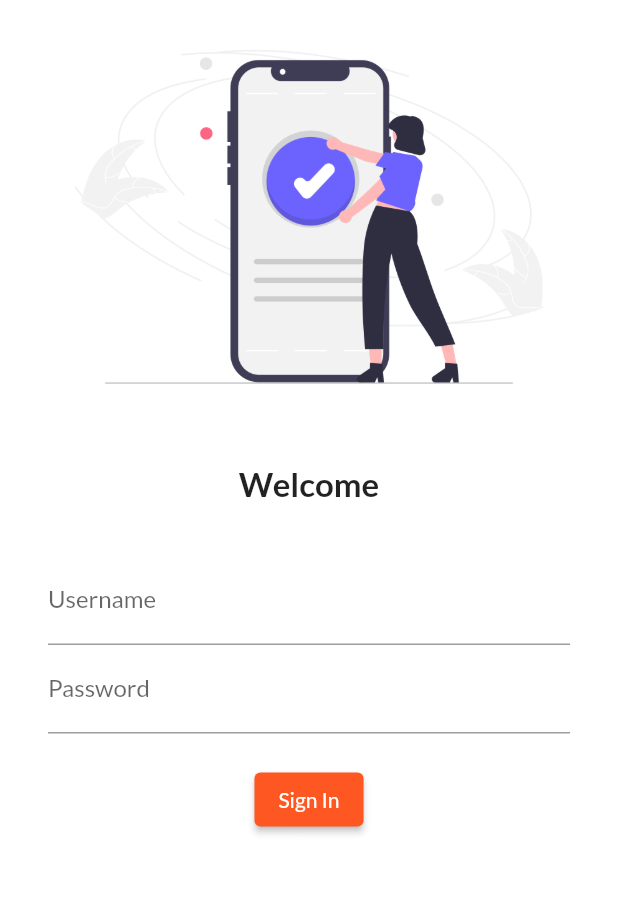
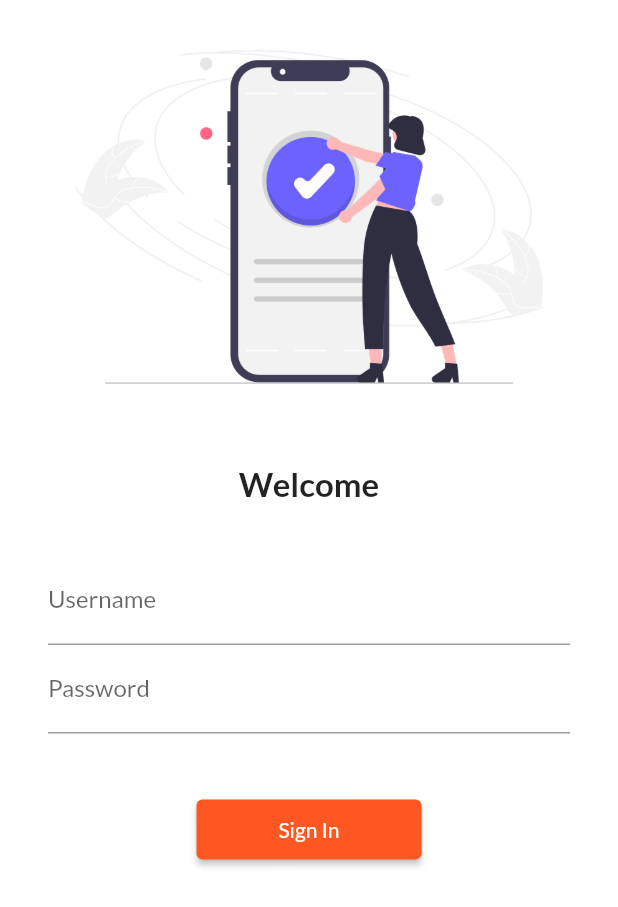
Before and after one commit to gitriant/flutter, a Flutter app: the screen it shows after launch, on a phone screen of 412 x 824 dp. Shown: the top 907 px of the screen. Run offline on Flutter 3.47's test engine with Material 2 defaults, Android fonts, the phone set to English and light mode, and no system bars; our stand-ins replace google_fonts.

Commit message:
Day 5 Completed

```diff
--- a/lib/login_page.dart
+++ b/lib/login_page.dart
@@ -1,12 +1,19 @@
 import 'package:flutter/material.dart';
+import 'package:flutter_catalog/utils/routes.dart';
 
-class LoginPage extends StatelessWidget {
+class LoginPage extends StatefulWidget {
   const LoginPage({Key? key}) : super(key: key);
 
+  @override
+  _LoginPageState createState() => _LoginPageState();
+}
+
+class _LoginPageState extends State<LoginPage> {
   @override
   Widget build(BuildContext context) {
     return Material(
         color: Colors.white,
+        child: SingleChildScrollView(
           child: Center(
               child: Column(
             children: [
@@ -25,7 +32,8 @@ class LoginPage extends StatelessWidget {
                 height: 20,
               ),
               Padding(
-              padding: const EdgeInsets.symmetric(horizontal: 32, vertical: 16),
+                padding:
+                    const EdgeInsets.symmetric(horizontal: 32, vertical: 16),
                 child: Column(
                   children: [
                     TextFormField(
@@ -36,17 +44,20 @@ class LoginPage extends StatelessWidget {
                         decoration: InputDecoration(
                             labelText: "Password", hintText: "Enter Password")),
                     SizedBox(
-                    height: 20,
+                      height: 40,
                     ),
                     ElevatedButton(
                       onPressed: () {
-                        print("halo");
+                        Navigator.pushNamed(context, MyRoutes.homeRoute);
                       },
-                      child: Text("Sign In"))
+                      child: Text("Sign In"),
+                      style: TextButton.styleFrom(minimumSize: Size(150, 40)),
+                    )
                   ],
                 ),
               )
             ],
-        )));
+          )),
+        ));
   }
 }
--- a/lib/main.dart
+++ b/lib/main.dart
@@ -1,4 +1,5 @@
 import 'package:flutter/material.dart';
+import 'package:flutter_catalog/utils/routes.dart';
 import 'package:google_fonts/google_fonts.dart';
 import 'login_page.dart';
 import 'pages/home_page.dart';
@@ -20,8 +21,8 @@ class MyApp extends StatelessWidget {
       darkTheme: ThemeData(brightness: Brightness.dark), initialRoute: "/",
       routes: {
         "/": (context) => LoginPage(),
-        "/home": (context) => HomePage(),
-        "/login": (context) => LoginPage()
+        MyRoutes.homeRoute: (context) => HomePage(),
+        MyRoutes.loginRoute: (context) => LoginPage()
       },
     );
   }
--- /dev/null
+++ b/lib/utils/routes.dart
@@ -0,0 +1,4 @@
+class MyRoutes {
+  static String loginRoute = "/login";
+  static String homeRoute = "/home";
+}
```
Lines whose indentation alone changed are shown as unchanged.
